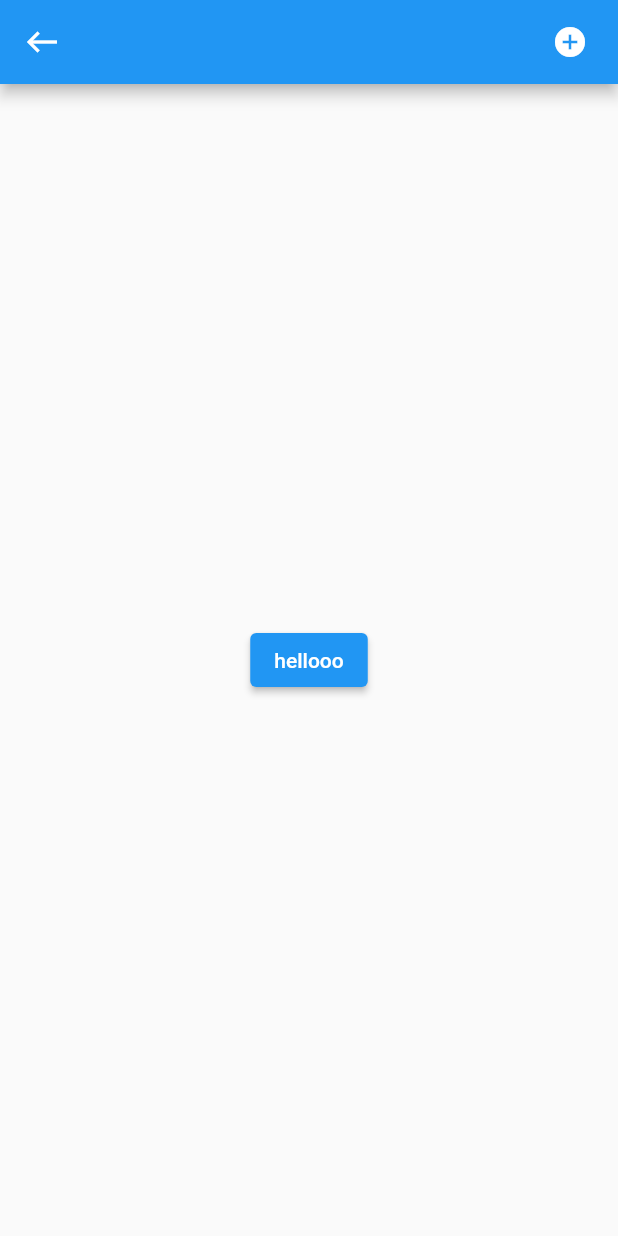
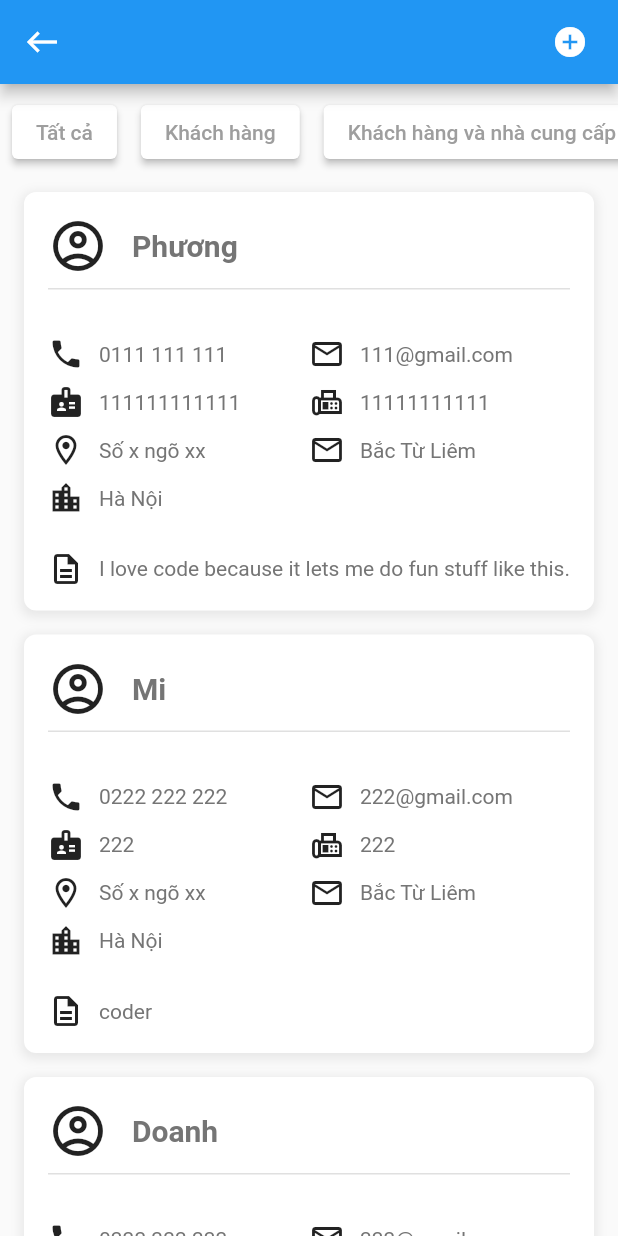
Before and after one commit to phuonghight/HIT-Flutter-2023, a Flutter app: the screen it shows after launch, on a phone screen of 412 x 824 dp. Run offline on Flutter 3.47's test engine with Material 2 defaults, Android fonts, the phone set to English and light mode, and no system bars.

Commit message:
completed home screen with customer list

```diff
--- a/form/lib/data/db.dart
+++ b/form/lib/data/db.dart
@@ -75,10 +75,10 @@ List<Customer> customers = [
     district: 'Bắc Từ Liêm',
     address: 'Số x ngõ xx',
     phoneNumber: '0111 111 111',
-    taxcode: '111',
-    idNumber: '111',
+    taxcode: '11111111111',
+    idNumber: '111111111111',
     email: '111@gmail.com',
-    description: 'Coder',
+    description: 'I love code because it lets me do fun stuff like this.',
   ),
   Customer(
     name: 'Mi',
@@ -90,7 +90,7 @@ List<Customer> customers = [
     taxcode: '222',
     idNumber: '222',
     email: '222@gmail.com',
-    description: 'Coder',
+    description: 'coder',
   ),
   Customer(
     name: 'Doanh',
--- a/form/lib/main.dart
+++ b/form/lib/main.dart
@@ -1,4 +1,6 @@
 import 'package:flutter/material.dart';
+import 'package:form/data/db.dart';
+
 import 'package:form/views/HomeScreen.dart';
 import 'package:form/views/NewCustomer.dart';
 
@@ -13,8 +15,8 @@ class MainApp extends StatelessWidget {
   Widget build(BuildContext context) {
     return MaterialApp(
       routes: {
-        '/customer': (context) => HomeScreen(),
-        '/customer/create-new': (context) => NewCustomer(),
+        '/customer': (context) => HomeScreen(customers: customers),
+        '/customer/create-new': (context) => const NewCustomer(),
       },
       initialRoute: '/customer',
     );
--- a/form/lib/views/HomeScreen.dart
+++ b/form/lib/views/HomeScreen.dart
@@ -1,13 +1,23 @@
 import 'package:flutter/material.dart';
+import 'package:form/entity/Customer.dart';
+
+import 'ProfileCard.dart';
 
 class HomeScreen extends StatefulWidget {
-  const HomeScreen({super.key});
+  final List<Customer> customers;
+  HomeScreen({super.key, required this.customers});
 
   @override
   State<HomeScreen> createState() => _HomeScreenState();
 }
 
 class _HomeScreenState extends State<HomeScreen> {
+  late List<Customer> db = widget.customers;
+
+  final ButtonStyle navbarButton = ElevatedButton.styleFrom(
+    backgroundColor: Colors.white,
+    padding: const EdgeInsets.fromLTRB(16, 8, 16, 8),
+  );
   @override
   Widget build(BuildContext context) {
     return Scaffold(
@@ -22,17 +32,106 @@ class _HomeScreenState extends State<HomeScreen> {
             child: InkWell(
               onTap: () {
                 Navigator.pushNamed(context, '/customer/create-new')
-                    .then((value) => null);
+                    .then((value) {
+                  setState(() {});
+                });
               },
-              child: Icon(Icons.add_circle),
+              child: const Icon(Icons.add_circle),
             ),
           )
         ],
       ),
-      body: Center(
-        child: ElevatedButton(
-          onPressed: () {},
-          child: Text("hellooo"),
+      body: SingleChildScrollView(
+        child: Column(
+          children: [
+            // navbar
+            SingleChildScrollView(
+              scrollDirection: Axis.horizontal,
+              child: Row(
+                children: [
+                  Padding(
+                    padding: const EdgeInsets.all(8.0),
+                    child: ElevatedButton(
+                      style: navbarButton,
+                      onPressed: () {
+                        db = widget.customers;
+                        setState(() {});
+                      },
+                      child: const Text(
+                        'Tất cả',
+                        style: TextStyle(
+                          color: Colors.grey,
+                        ),
+                      ),
+                    ),
+                  ),
+                  Padding(
+                    padding: const EdgeInsets.all(8.0),
+                    child: ElevatedButton(
+                      style: navbarButton,
+                      onPressed: () {
+                        db = widget.customers
+                            .where((customer) => customer.type == 1)
+                            .toList();
+                        setState(() {});
+                      },
+                      child: const Text(
+                        'Khách hàng',
+                        style: TextStyle(
+                          color: Colors.grey,
+                        ),
+                      ),
+                    ),
+                  ),
+                  Padding(
+                    padding: const EdgeInsets.all(8.0),
+                    child: ElevatedButton(
+                      style: navbarButton,
+                      onPressed: () {
+                        db = widget.customers
+                            .where((customer) => customer.type == 2)
+                            .toList();
+                        setState(() {});
+                      },
+                      child: const Text(
+                        'Khách hàng và nhà cung cấp',
+                        style: TextStyle(
+                          color: Colors.grey,
+                        ),
+                      ),
+                    ),
+                  ),
+                  Padding(
+                    padding: const EdgeInsets.all(8.0),
+                    child: ElevatedButton(
+                      style: navbarButton,
+                      onPressed: () {
+                        db = widget.customers
+                            .where((customer) => customer.type == 3)
+                            .toList();
+                        setState(() {});
+                      },
+                      child: const Text(
+                        'Nhà cung cấp',
+                        style: TextStyle(
+                          color: Colors.grey,
+                        ),
+                      ),
+                    ),
+                  ),
+                ],
+              ),
+            ),
+
+            // body
+
+            ListView.builder(
+              shrinkWrap: true,
+              physics: const NeverScrollableScrollPhysics(),
+              itemCount: db.length,
+              itemBuilder: (context, index) => ProfileCard(customer: db[index]),
+            ),
+          ],
         ),
       ),
     );
--- /dev/null
+++ b/form/lib/views/ProfileCard.dart
@@ -0,0 +1,168 @@
+import 'package:flutter/material.dart';
+
+import '../entity/Customer.dart';
+
+class ProfileCard extends StatelessWidget {
+  const ProfileCard({
+    super.key,
+    required this.customer,
+  });
+
+  final Customer customer;
+
+  @override
+  Widget build(BuildContext context) {
+    return DefaultTextStyle(
+      style: TextStyle(
+        color: Colors.grey.shade600,
+      ),
+      child: Container(
+        margin: const EdgeInsets.fromLTRB(16, 8, 16, 8),
+        padding: const EdgeInsets.all(16),
+        decoration: BoxDecoration(
+          color: Colors.white,
+          borderRadius: BorderRadius.circular(8),
+          boxShadow: [
+            BoxShadow(
+              color: Colors.grey
+                  .withOpacity(0.2), // Màu của shadow và độ trong suốt
+              spreadRadius: 2, // Độ rộng bóng được phát tán ra từ object
+              blurRadius: 5, // Độ nhoè của bóng
+              offset: const Offset(
+                  0, 2), // Vị trí (x,y) của shadow so với widget cha
+            ),
+          ],
+        ),
+        child: Column(
+          children: [
+            Container(
+              padding: const EdgeInsets.only(
+                bottom: 8,
+              ),
+              decoration: BoxDecoration(
+                border: Border(
+                  bottom: BorderSide(
+                    color: Colors.grey.shade300,
+                  ),
+                ),
+              ),
+              child: Row(
+                crossAxisAlignment: CrossAxisAlignment.center,
+                children: [
+                  const Icon(
+                    Icons.account_circle_outlined,
+                    size: 40,
+                  ),
+                  const SizedBox(
+                    width: 16,
+                  ),
+                  Text(
+                    customer.name,
+                    style: const TextStyle(
+                      fontSize: 20,
+                      fontWeight: FontWeight.bold,
+                    ),
+                  ),
+                ],
+              ),
+            ),
+            GridView.count(
+              crossAxisCount: 2,
+              shrinkWrap: true,
+              physics: const NeverScrollableScrollPhysics(),
+              children: [
+                Column(
+                  mainAxisAlignment: MainAxisAlignment.center,
+                  children: [
+                    const SizedBox(height: 8),
+                    Row(
+                      children: [
+                        const Icon(Icons.phone),
+                        const SizedBox(width: 10),
+                        Text(customer.phoneNumber),
+                      ],
+                    ),
+                    const SizedBox(height: 8),
+                    Row(
+                      children: [
+                        const Icon(Icons.badge),
+                        const SizedBox(width: 10),
+                        Text(customer.idNumber),
+                      ],
+                    ),
+                    const SizedBox(height: 8),
+                    Row(
+                      children: [
+                        const Icon(Icons.location_on_outlined),
+                        const SizedBox(width: 10),
+                        Text(customer.address),
+                      ],
+                    ),
+                    const SizedBox(height: 8),
+                    Row(
+                      children: [
+                        const Icon(Icons.location_city_outlined),
+                        const SizedBox(width: 10),
+                        Text(customer.city),
+                      ],
+                    ),
+                  ],
+                ),
+                Column(
+                  mainAxisAlignment: MainAxisAlignment.center,
+                  children: [
+                    const SizedBox(height: 8),
+                    Row(
+                      children: [
+                        const Icon(Icons.email_outlined),
+                        const SizedBox(width: 10),
+                        Text(customer.email),
+                      ],
+                    ),
+                    const SizedBox(height: 8),
+                    Row(
+                      children: [
+                        const Icon(Icons.fax_outlined),
+                        const SizedBox(width: 10),
+                        Text(customer.taxcode),
+                      ],
+                    ),
+                    const SizedBox(height: 8),
+                    Row(
+                      children: [
+                        const Icon(Icons.email_outlined),
+                        const SizedBox(width: 10),
+                        Text(customer.district),
+                      ],
+                    ),
+                    const SizedBox(height: 8),
+                    Row(
+                      children: const [
+                        Icon(
+                          Icons.email_outlined,
+                          color: Colors.white,
+                        ),
+                        SizedBox(width: 10),
+                        Text(''),
+                      ],
+                    ),
+                  ],
+                ),
+              ],
+            ),
+            Row(
+              children: [
+                const Icon(Icons.description_outlined),
+                const SizedBox(width: 10),
+                Text(
+                  customer.description,
+                  maxLines: 5,
+                ),
+              ],
+            ),
+          ],
+        ),
+      ),
+    );
+  }
+}
```
Also changed, not shown: 43 other files.
